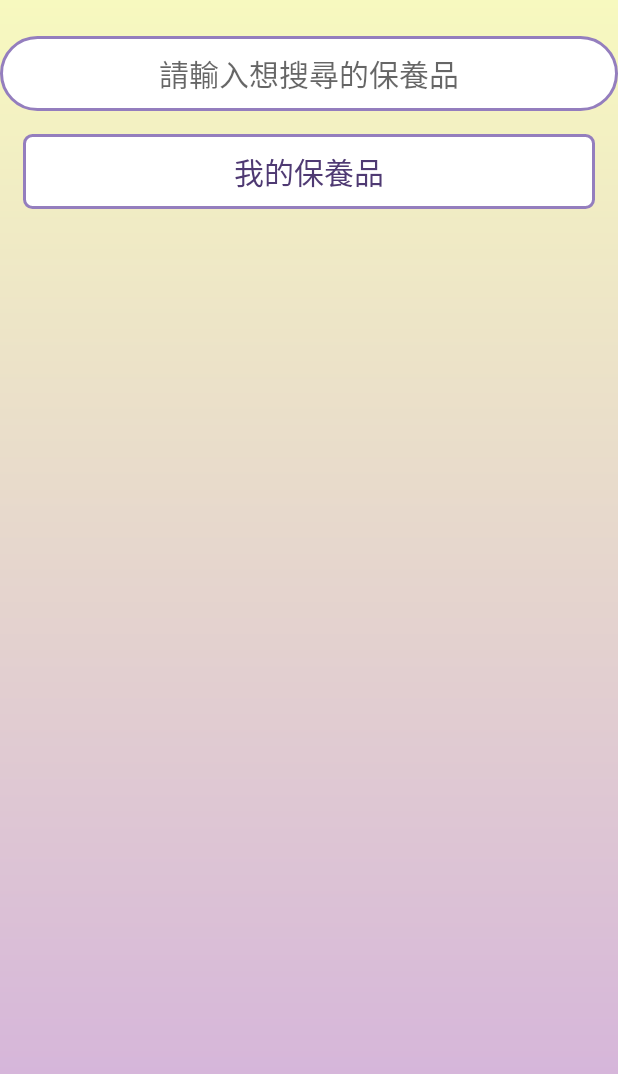
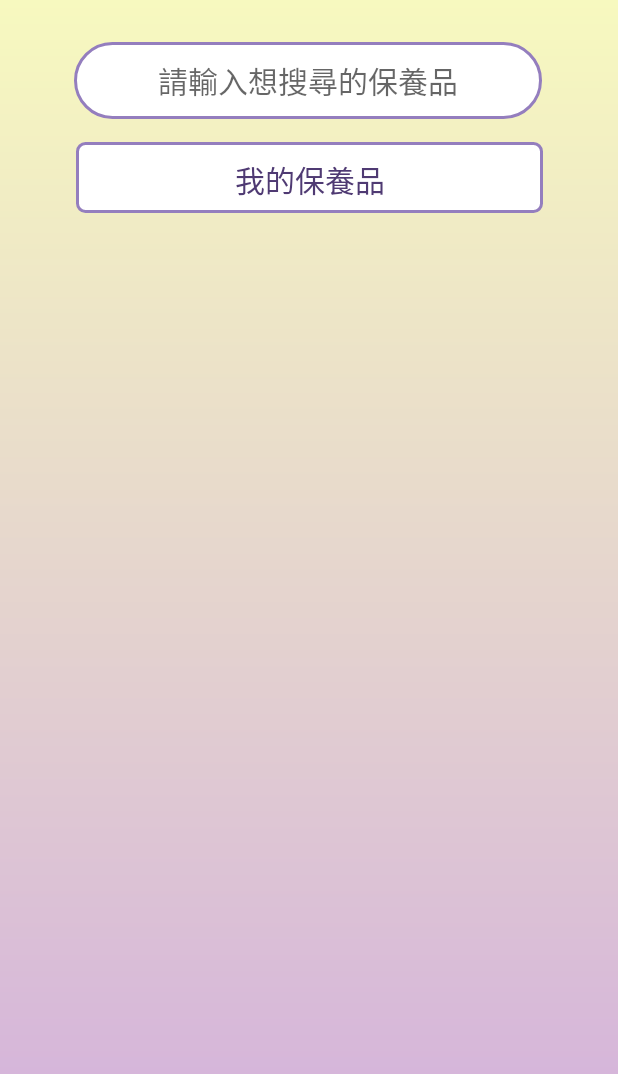
Before and after one commit to chraining21/Venus, an Android app: the TestDbActivity screen opened directly, with no data from a screen before it, on a phone screen of 412 x 824 dp. Shown: the top 1074 px of the screen. Run offline under Robolectric (Android 15) with nearby library versions, the light colour scheme and no system bars; our stand-ins replace Room's generated code.

Commit message:
改搜尋欄長度

```diff
--- a/app/src/main/res/layout/activity_setting.xml
+++ b/app/src/main/res/layout/activity_setting.xml
@@ -50,7 +50,7 @@
                 android:layout_width="171dp"
                 android:layout_height="47dp"
                 android:layout_marginStart="30sp"
-                android:layout_marginTop="50sp"
+                android:layout_marginTop="45sp"
                 android:layout_marginEnd="30sp"
                 android:text="@string/have_a_nice_day_with_venus"
                 android:textColor="#000000"
--- a/app/src/main/res/layout/activity_test_db.xml
+++ b/app/src/main/res/layout/activity_test_db.xml
@@ -10,9 +10,9 @@
 
     <EditText
         android:id="@+id/search"
-        android:layout_width="0dp"
-        android:layout_height="wrap_content"
-        android:layout_marginTop="24dp"
+        android:layout_width="312dp"
+        android:layout_height="51dp"
+        android:layout_marginTop="28dp"
         android:background="@drawable/enter_shape"
         android:ems="10"
         android:hint="請輸入想搜尋的保養品"
@@ -24,18 +24,17 @@
         android:textColor="#4F3A73"
         android:textSize="20sp"
         app:layout_constraintEnd_toEndOf="parent"
+        app:layout_constraintHorizontal_bias="0.494"
         app:layout_constraintStart_toStartOf="parent"
         app:layout_constraintTop_toTopOf="parent" />
 
     <Spinner
         android:id="@+id/spinnerCat"
-        android:layout_width="0dp"
-        android:layout_height="50dp"
+        android:layout_width="311dp"
+        android:layout_height="47dp"
         android:layout_margin="15dp"
-        android:layout_marginTop="24dp"
         android:background="@drawable/spinner_bk"
         app:layout_constraintEnd_toEndOf="parent"
-        app:layout_constraintHorizontal_bias="0.633"
         app:layout_constraintStart_toStartOf="parent"
         app:layout_constraintTop_toBottomOf="@+id/search"
         tools:ignore="SpeakableTextPresentCheck" />
```
